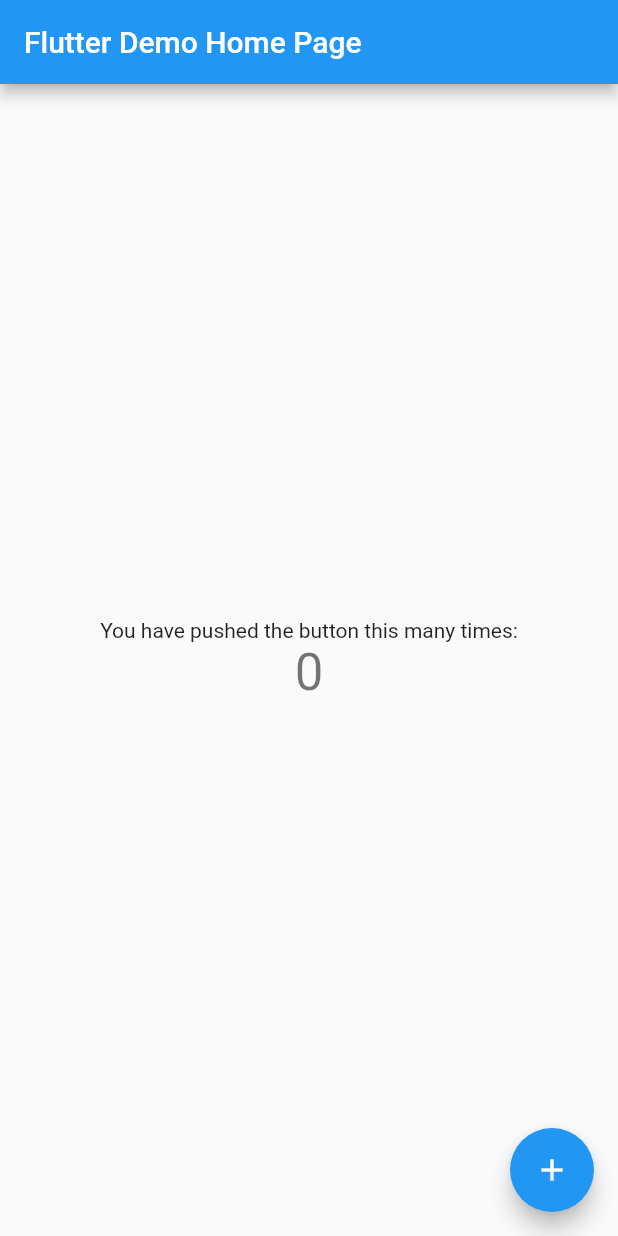
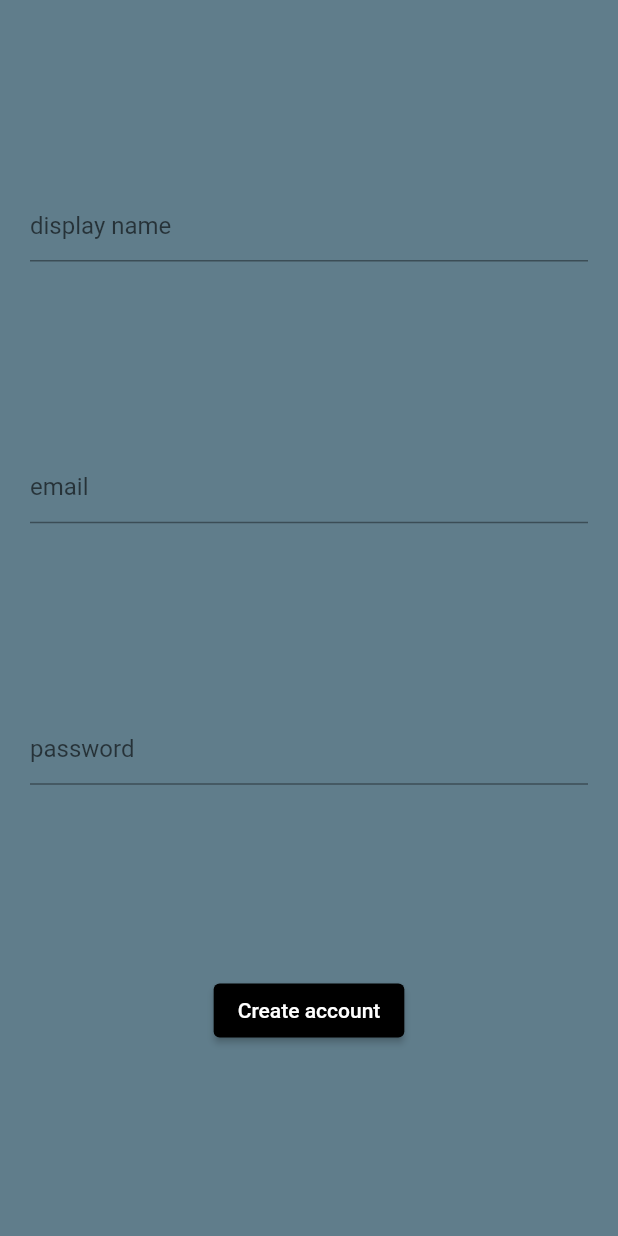
Before and after one commit to Tanmay-R-Choudhary/chatapp_for_programmers, a Flutter app: the screen it shows after launch, on a phone screen of 412 x 824 dp. Run offline on Flutter 3.47's test engine with Material 2 defaults, Android fonts, the phone set to English and light mode, and no system bars; our stand-ins replace firebase_core, get; accounts and stored records are empty.

```diff
--- a/lib/main.dart
+++ b/lib/main.dart
@@ -1,4 +1,7 @@
+import 'package:app/pages/sign_up/binding/sign_up_binding.dart';
+import 'package:app/pages/sign_up/view/sign_up.dart';
 import 'package:flutter/material.dart';
+import 'package:get/get.dart';
 
 void main() {
   runApp(const MyApp());
@@ -7,109 +10,12 @@ void main() {
 class MyApp extends StatelessWidget {
   const MyApp({Key? key}) : super(key: key);
 
-  // This widget is the root of your application.
   @override
   Widget build(BuildContext context) {
-    return MaterialApp(
-      title: 'Flutter Demo',
-      theme: ThemeData(
-        // This is the theme of your application.
-        //
-        // Try running your application with "flutter run". You'll see the
-        // application has a blue toolbar. Then, without quitting the app, try
-        // changing the primarySwatch below to Colors.green and then invoke
-        // "hot reload" (press "r" in the console where you ran "flutter run",
-        // or simply save your changes to "hot reload" in a Flutter IDE).
-        // Notice that the counter didn't reset back to zero; the application
-        // is not restarted.
-        primarySwatch: Colors.blue,
-      ),
-      home: const MyHomePage(title: 'Flutter Demo Home Page'),
+    return GetMaterialApp(
+      debugShowCheckedModeBanner: false,
+      home: SignUpPage(),
+      initialBinding: SignUpPageBinding(),
     );
   }
 }
-
-class MyHomePage extends StatefulWidget {
-  const MyHomePage({Key? key, required this.title}) : super(key: key);
-
-  // This widget is the home page of your application. It is stateful, meaning
-  // that it has a State object (defined below) that contains fields that affect
-  // how it looks.
-
-  // This class is the configuration for the state. It holds the values (in this
-  // case the title) provided by the parent (in this case the App widget) and
-  // used by the build method of the State. Fields in a Widget subclass are
-  // always marked "final".
-
-  final String title;
-
-  @override
-  State<MyHomePage> createState() => _MyHomePageState();
-}
-
-class _MyHomePageState extends State<MyHomePage> {
-  int _counter = 0;
-
-  void _incrementCounter() {
-    setState(() {
-      // This call to setState tells the Flutter framework that something has
-      // changed in this State, which causes it to rerun the build method below
-      // so that the display can reflect the updated values. If we changed
-      // _counter without calling setState(), then the build method would not be
-      // called again, and so nothing would appear to happen.
-      _counter++;
-    });
-  }
-
-  @override
-  Widget build(BuildContext context) {
-    // This method is rerun every time setState is called, for instance as done
-    // by the _incrementCounter method above.
-    //
-    // The Flutter framework has been optimized to make rerunning build methods
-    // fast, so that you can just rebuild anything that needs updating rather
-    // than having to individually change instances of widgets.
-    return Scaffold(
-      appBar: AppBar(
-        // Here we take the value from the MyHomePage object that was created by
-        // the App.build method, and use it to set our appbar title.
-        title: Text(widget.title),
-      ),
-      body: Center(
-        // Center is a layout widget. It takes a single child and positions it
-        // in the middle of the parent.
-        child: Column(
-          // Column is also a layout widget. It takes a list of children and
-          // arranges them vertically. By default, it sizes itself to fit its
-          // children horizontally, and tries to be as tall as its parent.
-          //
-          // Invoke "debug painting" (press "p" in the console, choose the
-          // "Toggle Debug Paint" action from the Flutter Inspector in Android
-          // Studio, or the "Toggle Debug Paint" command in Visual Studio Code)
-          // to see the wireframe for each widget.
-          //
-          // Column has various properties to control how it sizes itself and
-          // how it positions its children. Here we use mainAxisAlignment to
-          // center the children vertically; the main axis here is the vertical
-          // axis because Columns are vertical (the cross axis would be
-          // horizontal).
-          mainAxisAlignment: MainAxisAlignment.center,
-          children: <Widget>[
-            const Text(
-              'You have pushed the button this many times:',
-            ),
-            Text(
-              '$_counter',
-              style: Theme.of(context).textTheme.headline4,
-            ),
-          ],
-        ),
-      ),
-      floatingActionButton: FloatingActionButton(
-        onPressed: _incrementCounter,
-        tooltip: 'Increment',
-        child: const Icon(Icons.add),
-      ), // This trailing comma makes auto-formatting nicer for build methods.
-    );
-  }
-}
--- /dev/null
+++ b/lib/pages/sign_in/controller/sign_in_controller.dart
@@ -0,0 +1,3 @@
+import 'package:get/get.dart';
+
+class SignInPageController extends GetxController {}
--- /dev/null
+++ b/lib/pages/sign_up/binding/sign_up_binding.dart
@@ -0,0 +1,9 @@
+import 'package:app/pages/sign_up/controller/sign_up_controller.dart';
+import 'package:get/get.dart';
+
+class SignUpPageBinding extends Bindings {
+  @override
+  void dependencies() {
+    Get.put(SignUpPageController());
+  }
+}
--- /dev/null
+++ b/lib/pages/sign_up/controller/sign_up_controller.dart
@@ -0,0 +1,3 @@
+import 'package:get/get.dart';
+
+class SignUpPageController extends GetxController {}
--- /dev/null
+++ b/lib/pages/sign_up/view/sign_up.dart
@@ -0,0 +1,52 @@
+import 'package:app/pages/sign_up/controller/sign_up_controller.dart';
+import 'package:flutter/material.dart';
+import 'package:get/get.dart';
+
+class SignUpPage extends GetView<SignUpPageController> {
+  const SignUpPage({Key? key}) : super(key: key);
+
+  @override
+  Widget build(BuildContext context) {
+    var displayNameController = TextEditingController();
+    var emailController = TextEditingController();
+    var passwordController = TextEditingController();
+
+    return Scaffold(
+      backgroundColor: Colors.blueGrey,
+      body: Padding(
+        padding: const EdgeInsets.symmetric(horizontal: 20.0),
+        child: Column(
+          mainAxisAlignment: MainAxisAlignment.spaceEvenly,
+          children: [
+            TextField(
+              controller: displayNameController,
+              decoration: const InputDecoration(
+                hintText: "display name",
+              ),
+            ),
+            TextField(
+              controller: emailController,
+              decoration: const InputDecoration(
+                hintText: "email",
+              ),
+            ),
+            TextField(
+              controller: passwordController,
+              decoration: const InputDecoration(
+                hintText: "password",
+              ),
+            ),
+            ElevatedButton(
+              onPressed: () {},
+              style: ElevatedButton.styleFrom(primary: Colors.black),
+              child: const Text(
+                "Create account",
+                style: TextStyle(color: Colors.white),
+              ),
+            )
+          ],
+        ),
+      ),
+    );
+  }
+}
--- a/pubspec.yaml
+++ b/pubspec.yaml
@@ -34,6 +34,9 @@ dependencies:
   # The following adds the Cupertino Icons font to your application.
   # Use with the CupertinoIcons class for iOS style icons.
   cupertino_icons: ^1.0.2
+  firebase_auth: ^3.4.1
+  font_awesome_flutter: ^10.1.0
+  get: ^4.6.5
 
 dev_dependencies:
   flutter_test:
```
Also changed, not shown: lib/pages/sign_in/binding/sign_in_binding.dart (added, +9 -0 lines), lib/pages/sign_in/view/sign_in.dart (added, +45 -0 lines), lib/firebase_options.dart (added), pubspec.lock, 10 other files.
